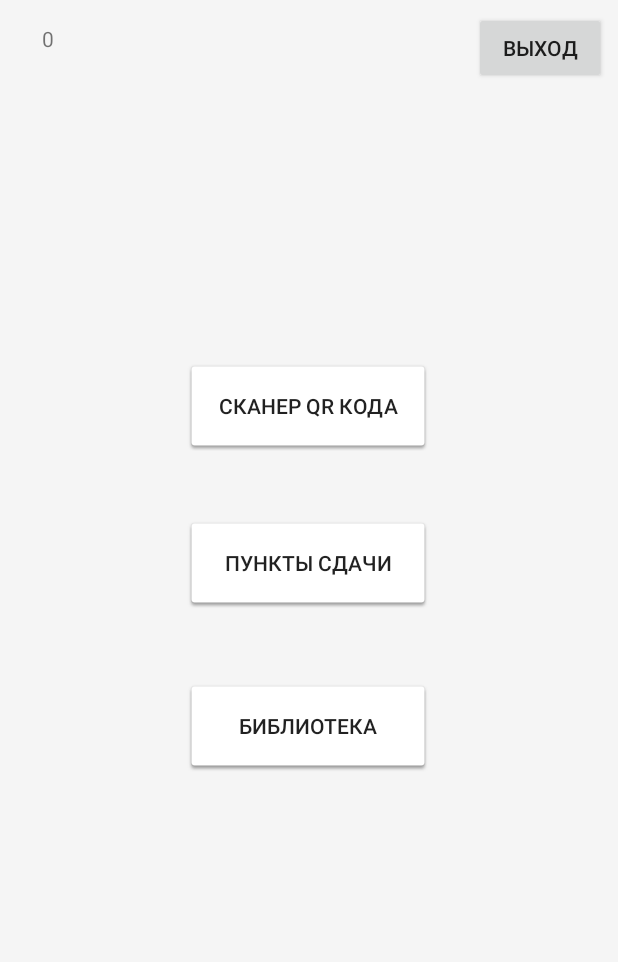
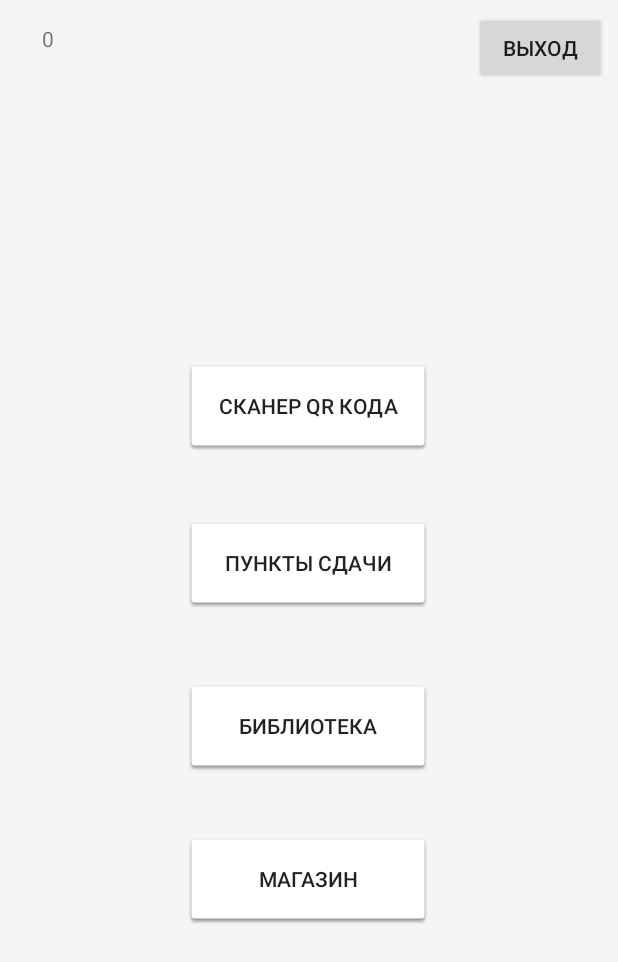
Before and after one commit to shadow-warlock/EcoHelp-1, an Android app: the screen it shows after launch once a user with an empty profile is signed in (MenuActivity), on a phone screen of 412 x 824 dp. Shown: the top 962 px of the screen. Run offline under Robolectric (Android 15) with nearby library versions, the phone set to English and light mode, and no system bars; our stand-ins replace Firebase (no records; nobody signed in at launch, a user with empty details on screens opened directly); 1 statement that could not run was skipped.

Commit message:
Прокачал

```diff
--- a/app/build.gradle
+++ b/app/build.gradle
@@ -34,7 +34,7 @@ configurations.all {
 
 
 dependencies {
-    implementation ('android.arch.lifecycle:extensions:1.1.1')
+    implementation('android.arch.lifecycle:extensions:1.1.1')
     implementation 'com.google.android.gms:play-services-auth:16.0.1'
     implementation 'com.android.support:multidex:1.0.3'
     implementation 'com.android.support.constraint:constraint-layout:1.1.3'
@@ -44,7 +44,6 @@ dependencies {
     implementation 'com.android.support:animated-vector-drawable:28.0.0'
     implementation 'com.android.support:cardview-v7:28.0.0'
     implementation 'com.android.support:design:28.0.0'
-
 
 
     implementation 'com.google.firebase:firebase-core:16.0.8'
--- a/app/src/main/AndroidManifest.xml
+++ b/app/src/main/AndroidManifest.xml
@@ -20,6 +20,7 @@
         android:theme="@style/AppTheme"
         tools:ignore="AllowBackup,GoogleAppIndexingWarning,RtlEnabled"
         tools:targetApi="donut">
+        <activity android:name="com.example.Activities.ShopActivity"></activity>
         <activity android:name="com.example.Activities.RegistationActivity" />
         <activity android:name="com.example.Activities.MainActivity">
             <intent-filter>
--- a/app/src/main/java/com/example/Activities/MenuActivity.java
+++ b/app/src/main/java/com/example/Activities/MenuActivity.java
@@ -77,6 +77,10 @@ public class MenuActivity extends BaseActivity {
                 Intent intent = new Intent(this, LibraryActivity.class);
                 startActivity(intent);
             }
+            else if (i==R.id.Shop){
+                Intent intent = new Intent(this,ShopActivity.class);
+                startActivity(intent);
+            }
 
 
         }
--- a/app/src/main/res/layout/activity_menu.xml
+++ b/app/src/main/res/layout/activity_menu.xml
@@ -85,4 +85,24 @@
       app:layout_constraintStart_toStartOf="parent"
       app:layout_constraintTop_toTopOf="parent" />
 
+  <Button
+      android:id="@+id/Shop"
+      android:layout_width="164dp"
+      android:layout_height="61dp"
+      android:layout_marginStart="8dp"
+      android:layout_marginLeft="8dp"
+      android:layout_marginTop="8dp"
+      android:layout_marginEnd="8dp"
+      android:layout_marginRight="8dp"
+      android:layout_marginBottom="8dp"
+      android:background="@drawable/common_google_signin_btn_icon_light_normal_background"
+      android:onClick="onClick1"
+      android:text="Магазин"
+      app:layout_constraintBottom_toBottomOf="parent"
+      app:layout_constraintEnd_toEndOf="parent"
+      app:layout_constraintHorizontal_bias="0.497"
+      app:layout_constraintStart_toStartOf="parent"
+      app:layout_constraintTop_toTopOf="parent"
+      app:layout_constraintVertical_bias="0.733" />
+
 </android.support.constraint.ConstraintLayout>
```
Also changed, not shown: app/src/main/java/com/example/Activities/LibraryActivity.java (+20 -6 lines), app/src/main/java/com/example/Activities/MainActivity.java (+14 -17 lines), app/src/main/java/com/example/Activities/ShopActivity.java (added, +80 -0 lines), app/src/main/res/layout/activity_main.xml (+31 -0 lines), app/src/main/res/layout/activity_shop.xml (added, +25 -0 lines).
